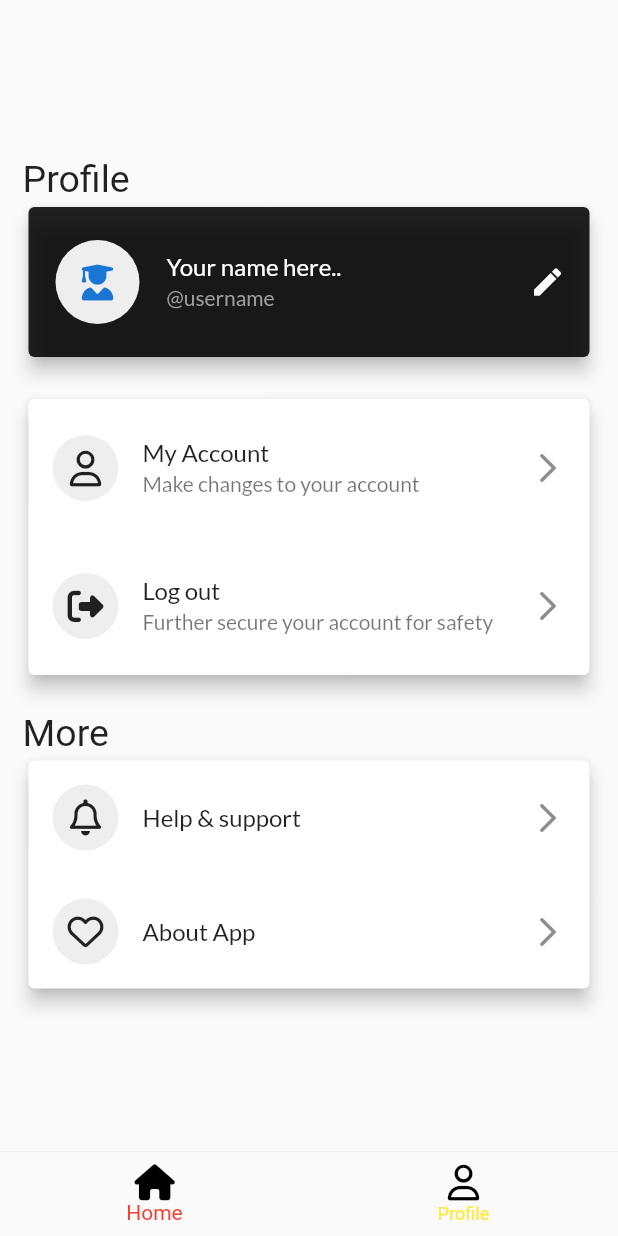
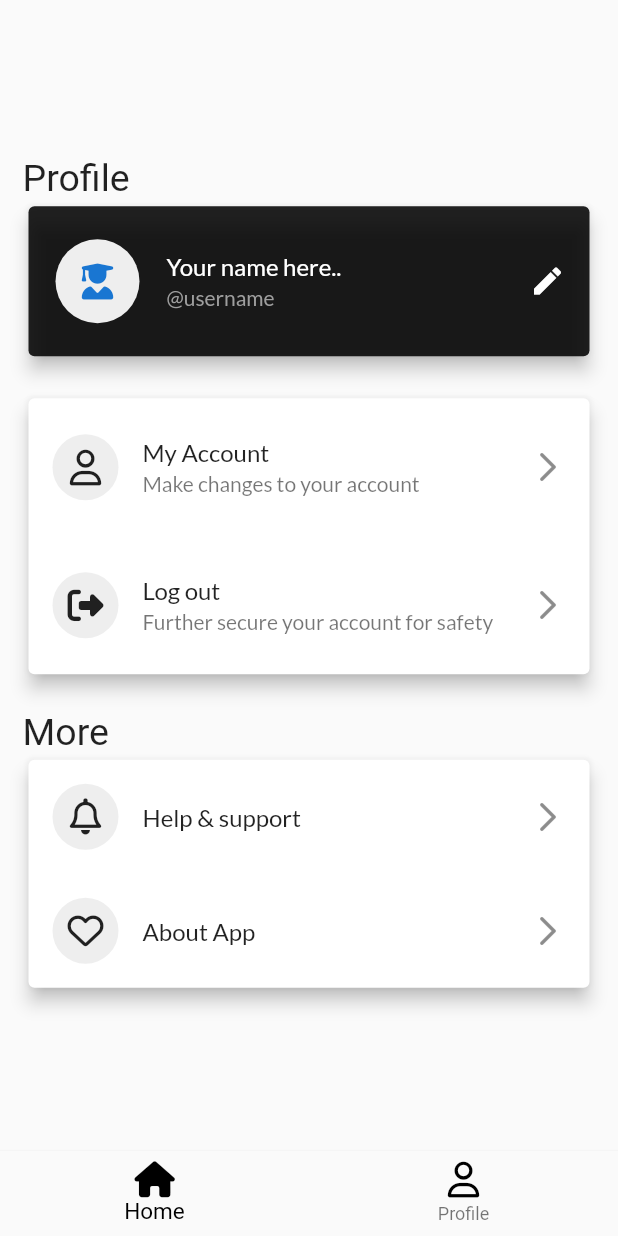
Before and after one commit to najmulmyself/Bio-Maker, a Flutter app: the Profile screen opened by its route, on a phone screen of 412 x 824 dp. Run offline on Flutter 3.47's test engine with Material 2 defaults, Android fonts, the phone set to English and light mode, and no system bars; our stand-ins replace firebase_auth, firebase_core, font_awesome_flutter, google_fonts, google_sign_in; accounts and stored records are empty.

Commit message:
fixed bNavigation selected item

```diff
--- a/lib/pages/profile.dart
+++ b/lib/pages/profile.dart
@@ -14,21 +14,19 @@ class Profile extends StatefulWidget {
 }
 
 class _ProfileState extends State<Profile> {
+  int _currentIndex = 0;
   @override
   Widget build(BuildContext context) {
     return Scaffold(
       bottomNavigationBar: BottomNavigationBar(
-        selectedItemColor: Colors.red,
-        unselectedItemColor: Colors.yellow,
-        currentIndex: 0,
+        selectedItemColor: Colors.black,
+        selectedFontSize: 15,
+        // unselectedItemColor: Colors.yellow,
+        currentIndex: _currentIndex,
         onTap: (value) {
-          {
-            if (value == 0) {
-              Navigator.pushNamed(context, '/user-page');
-            } else if (value == 1) {
-              Navigator.pushNamed(context, '/profile');
-            }
-          }
+          setState(() {
+            _currentIndex = value;
+          });
         },
         elevation: 1,
         // selectedItemColor: Colors.red,
```
